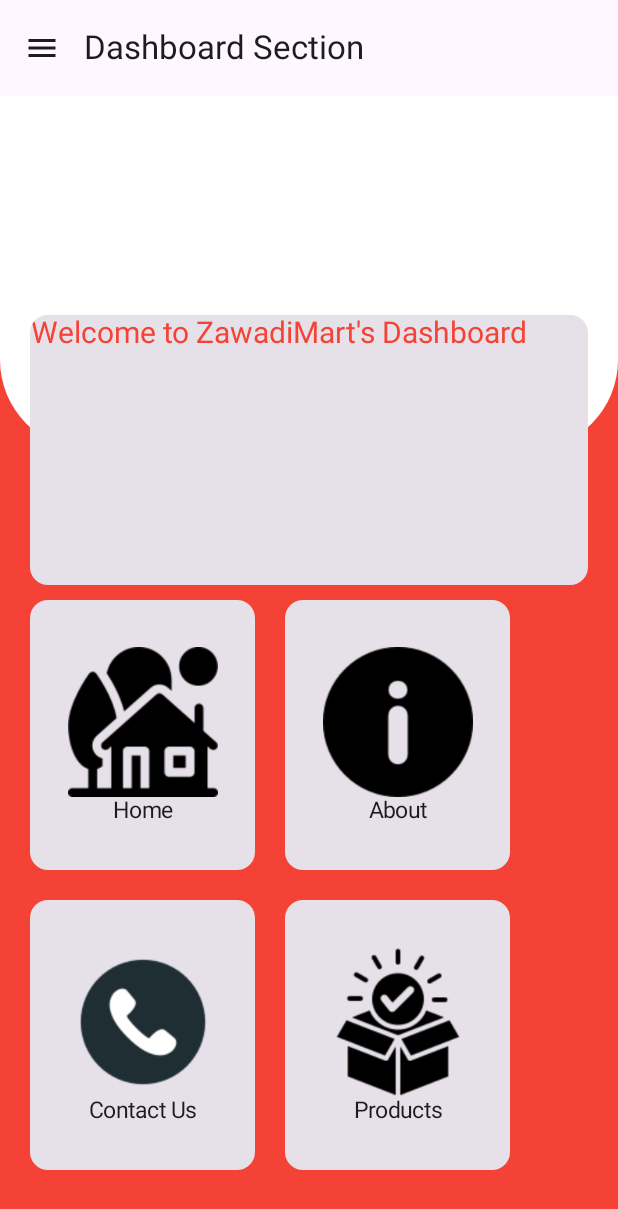
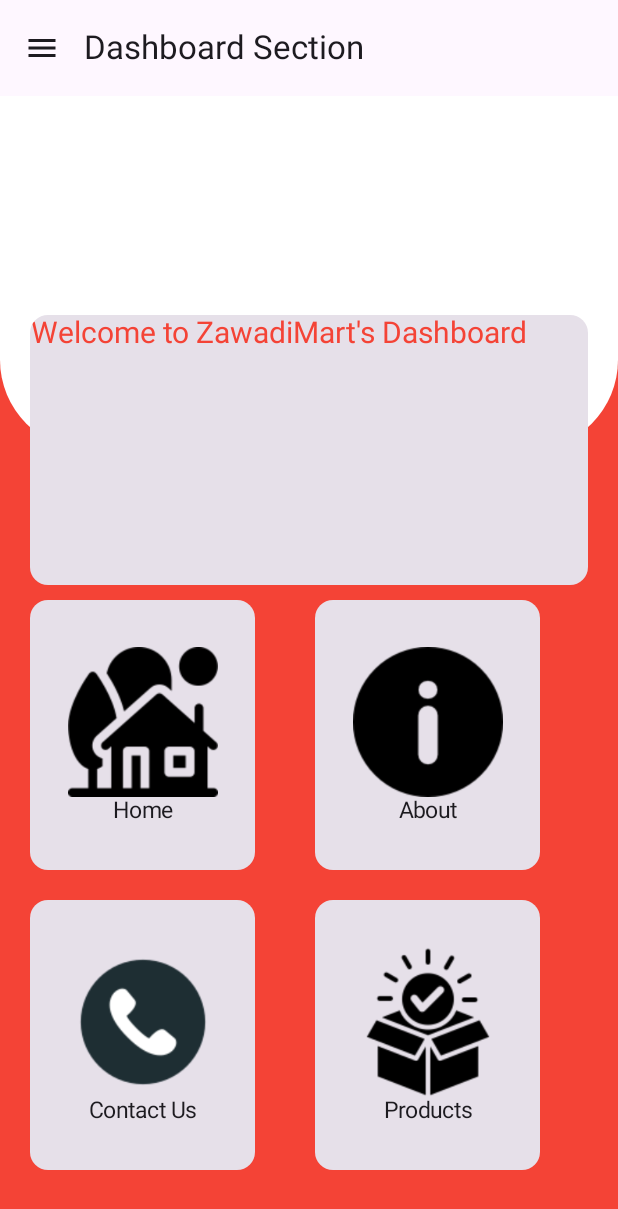
Before and after one commit to Nego-03/ZawadiMart, an Android app built with Jetpack Compose: the screen it shows after launch (MainActivity), on a phone screen of 412 x 824 dp. Shown: the top 1209 px of the screen. Run offline under Robolectric (Android 15) with nearby library versions, the phone set to English and light mode, and no system bars.

Commit message:
first commit

```diff
--- a/app/src/main/java/com/nego/zawadimart/navigation/AppNavHost.kt
+++ b/app/src/main/java/com/nego/zawadimart/navigation/AppNavHost.kt
@@ -11,6 +11,7 @@
 import com.nego.zawadimart.ui.screens.home.HomeScreen
 import com.nego.zawadimart.ui.screens.intent.IntentScreen
 import com.nego.zawadimart.ui.screens.item.ItemScreen
+import com.nego.zawadimart.ui.screens.service.ServiceScreen
 import com.nego.zawadimart.ui.screens.start.StartScreen
 
 @Composable
@@ -44,5 +45,9 @@
         composable(ROUT_DASHBOARD) {
             DashboardScreen(navController)
         }
+
+        composable(ROUT_SERVICE) {
+            ServiceScreen(navController)
+        }
     }
 }
--- a/app/src/main/java/com/nego/zawadimart/navigation/Routes.kt
+++ b/app/src/main/java/com/nego/zawadimart/navigation/Routes.kt
@@ -6,3 +6,4 @@
 const val ROUT_START = "start"
 const val ROUT_INTENT = "intent"
 const val ROUT_DASHBOARD = "dashboard"
+const val ROUT_SERVICE = "service"
--- a/app/src/main/java/com/nego/zawadimart/ui/screens/dashboard/DashboardScreen.kt
+++ b/app/src/main/java/com/nego/zawadimart/ui/screens/dashboard/DashboardScreen.kt
@@ -2,6 +2,7 @@
 
 import androidx.compose.foundation.Image
 import androidx.compose.foundation.background
+import androidx.compose.foundation.clickable
 import androidx.compose.foundation.layout.Arrangement
 import androidx.compose.foundation.layout.Box
 import androidx.compose.foundation.layout.Column
@@ -14,7 +15,9 @@
 import androidx.compose.foundation.layout.padding
 import androidx.compose.foundation.layout.size
 import androidx.compose.foundation.layout.width
+import androidx.compose.foundation.rememberScrollState
 import androidx.compose.foundation.shape.RoundedCornerShape
+import androidx.compose.foundation.verticalScroll
 import androidx.compose.material.icons.Icons
 import androidx.compose.material.icons.filled.Menu
 import androidx.compose.material3.Card
@@ -39,6 +42,9 @@
 import androidx.navigation.NavController
 import androidx.navigation.compose.rememberNavController
 import com.nego.zawadimart.R
+import com.nego.zawadimart.navigation.ROUT_ABOUT
+import com.nego.zawadimart.navigation.ROUT_HOME
+import com.nego.zawadimart.navigation.ROUT_ITEM
 import com.nego.zawadimart.ui.theme.newOrange
 import com.nego.zawadimart.ui.theme.newWhite
 
@@ -46,7 +52,11 @@
 @Composable
 fun DashboardScreen(navController: NavController){
 
-    Column(modifier = Modifier.fillMaxSize().background(newOrange)) {
+    Column(modifier = Modifier
+        .fillMaxSize()
+        .background(newOrange)
+        .verticalScroll(rememberScrollState()
+    )) {
         //box
         Box() {
            //Card
@@ -99,7 +109,10 @@
 
             //Card 1
             Card(
-                modifier = Modifier.width(150.dp).height(180.dp)
+                modifier = Modifier
+                    .width(150.dp)
+                    .height(180.dp)
+                    .clickable { navController.navigate(ROUT_HOME) }
             ) {
                 Column(
                     modifier = Modifier.fillMaxSize(),
@@ -117,11 +130,14 @@
 
             //End of Card 1
 
-            Spacer(modifier = Modifier.width(20.dp))
+            Spacer(modifier = Modifier.width(40.dp))
 
             //Card 2
             Card(
-                modifier = Modifier.width(150.dp).height(180.dp)
+                modifier = Modifier
+                    .width(150.dp)
+                    .height(180.dp)
+                    .clickable { navController.navigate(ROUT_ABOUT) }
             ) {
                 Column(
                     modifier = Modifier.fillMaxSize(),
@@ -165,11 +181,14 @@
 
             //End of Card 1
 
-            Spacer(modifier = Modifier.width(20.dp))
+            Spacer(modifier = Modifier.width(40.dp))
 
             //Card 2
             Card(
-                modifier = Modifier.width(150.dp).height(180.dp)
+                modifier = Modifier
+                    .width(150.dp)
+                    .height(180.dp)
+                    .clickable { navController.navigate(ROUT_ITEM) }
             ) {
                 Column(
                     modifier = Modifier.fillMaxSize(),
```
Also changed, not shown: app/src/main/java/com/nego/zawadimart/ui/screens/contact/ContactScreen.kt (added, +156 -0 lines), app/src/main/java/com/nego/zawadimart/ui/screens/service/ServiceScreen.kt (added, +259 -0 lines).
